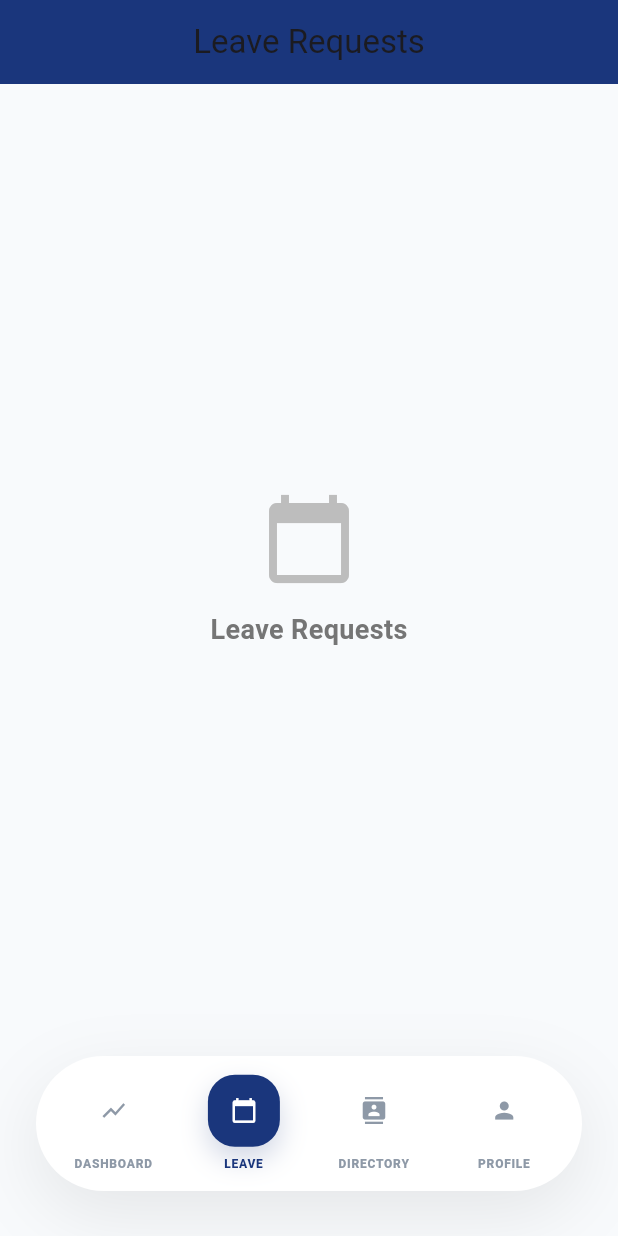
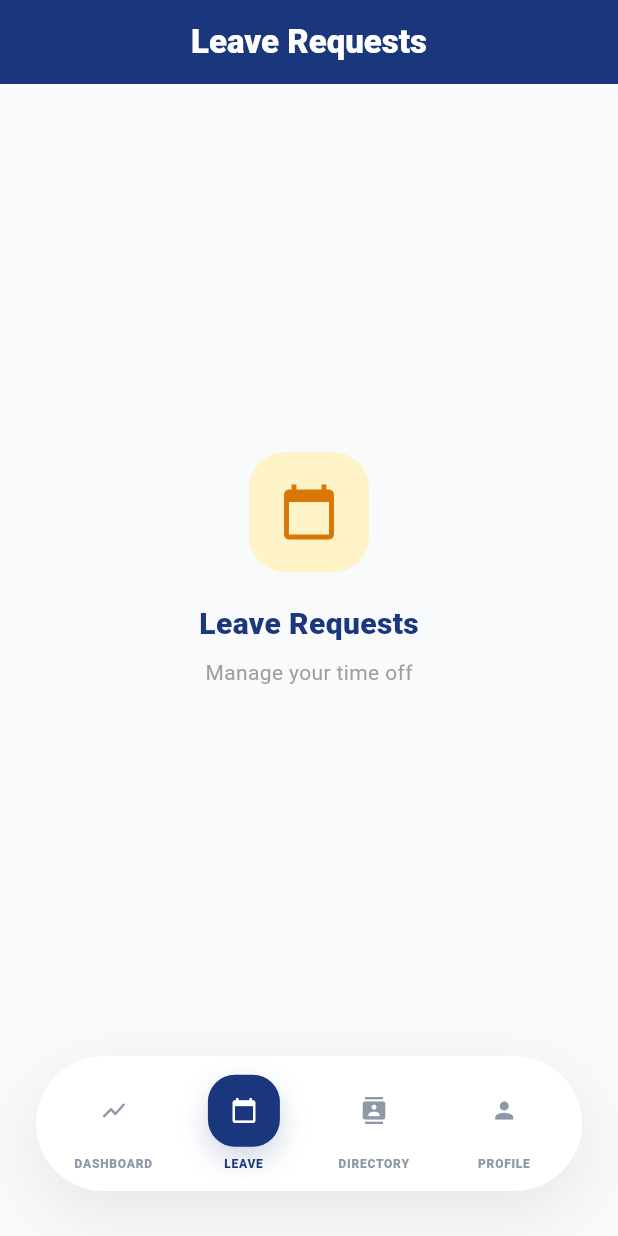
Before and after one commit to kunalsolanki22/Unified-Office-Management-System, a Flutter app: the EmployeeDashboard screen opened directly, item 2 of the bottom bar chosen, on a phone screen of 412 x 824 dp. Run offline on Flutter 3.47's test engine with Material 3 defaults, Android fonts, the phone set to English and light mode, and no system bars.

Commit message:
Fixed employee dashboard

```diff
--- a/frontend-mobile/flutter_application/lib/screens/employee/employee_dashboard.dart
+++ b/frontend-mobile/flutter_application/lib/screens/employee/employee_dashboard.dart
@@ -3,6 +3,7 @@ import 'employee_profile_screen.dart';
 import '../cafeteria_screen.dart';
 import '../parking_screen.dart';
 import '../it_support_screen.dart';
+import '../desk_booking_screen.dart';
 
 class EmployeeDashboard extends StatefulWidget {
   final String userName;
@@ -42,22 +43,43 @@ class _EmployeeDashboardState extends State<EmployeeDashboard> {
       backgroundColor: bgGray,
       appBar: AppBar(
         backgroundColor: navyColor,
-        title: const Text('Company Directory'),
+        foregroundColor: Colors.white,
+        title: const Text(
+          'Company Directory',
+          style: TextStyle(fontWeight: FontWeight.w800),
+        ),
         centerTitle: true,
         elevation: 0,
+        automaticallyImplyLeading: false,
       ),
       body: Center(
         child: Column(
           mainAxisAlignment: MainAxisAlignment.center,
           children: [
-            Icon(Icons.contacts, size: 64, color: Colors.grey[400]),
-            const SizedBox(height: 16),
-            Text(
+            Container(
+              width: 80,
+              height: 80,
+              decoration: BoxDecoration(
+                color: const Color(0xFFEFF6FF),
+                borderRadius: BorderRadius.circular(24),
+              ),
+              child: const Icon(Icons.contacts, size: 40, color: navyColor),
+            ),
+            const SizedBox(height: 20),
+            const Text(
               'Directory',
               style: TextStyle(
-                fontSize: 18,
-                fontWeight: FontWeight.bold,
-                color: Colors.grey[600],
+                fontSize: 20,
+                fontWeight: FontWeight.w800,
+                color: navyColor,
+              ),
+            ),
+            const SizedBox(height: 8),
+            Text(
+              'Find your team members',
+              style: TextStyle(
+                fontSize: 14,
+                color: Colors.grey[500],
               ),
             ),
           ],
@@ -72,22 +94,43 @@ class _EmployeeDashboardState extends State<EmployeeDashboard> {
       backgroundColor: bgGray,
       appBar: AppBar(
         backgroundColor: navyColor,
-        title: const Text('Leave Requests'),
+        foregroundColor: Colors.white,
+        title: const Text(
+          'Leave Requests',
+          style: TextStyle(fontWeight: FontWeight.w800),
+        ),
         centerTitle: true,
         elevation: 0,
+        automaticallyImplyLeading: false,
       ),
       body: Center(
         child: Column(
           mainAxisAlignment: MainAxisAlignment.center,
           children: [
-            Icon(Icons.calendar_today, size: 64, color: Colors.grey[400]),
-            const SizedBox(height: 16),
-            Text(
+            Container(
+              width: 80,
+              height: 80,
+              decoration: BoxDecoration(
+                color: const Color(0xFFFEF3C7),
+                borderRadius: BorderRadius.circular(24),
+              ),
+              child: const Icon(Icons.calendar_today, size: 40, color: Color(0xFFD97706)),
+            ),
+            const SizedBox(height: 20),
+            const Text(
               'Leave Requests',
               style: TextStyle(
-                fontSize: 18,
-                fontWeight: FontWeight.bold,
-                color: Colors.grey[600],
+                fontSize: 20,
+                fontWeight: FontWeight.w800,
+                color: navyColor,
+              ),
+            ),
+            const SizedBox(height: 8),
+            Text(
+              'Manage your time off',
+              style: TextStyle(
+                fontSize: 14,
+                color: Colors.grey[500],
               ),
             ),
           ],
@@ -360,9 +403,7 @@ class _EmployeeDashboardState extends State<EmployeeDashboard> {
                   Navigator.push(
                     context,
                     MaterialPageRoute(
-                      builder: (context) => const CafeteriaScreen(
-                        initialShowDeskBooking: false,
-                      ),
+                      builder: (context) => const CafeteriaScreen(),
                     ),
                   );
                 },
@@ -404,9 +445,7 @@ class _EmployeeDashboardState extends State<EmployeeDashboard> {
                   Navigator.push(
                     context,
                     MaterialPageRoute(
-                      builder: (context) => const CafeteriaScreen(
-                        initialShowDeskBooking: true,
-                      ),
+                      builder: (context) => const DeskBookingScreen(),
                     ),
                   );
                 },
```
